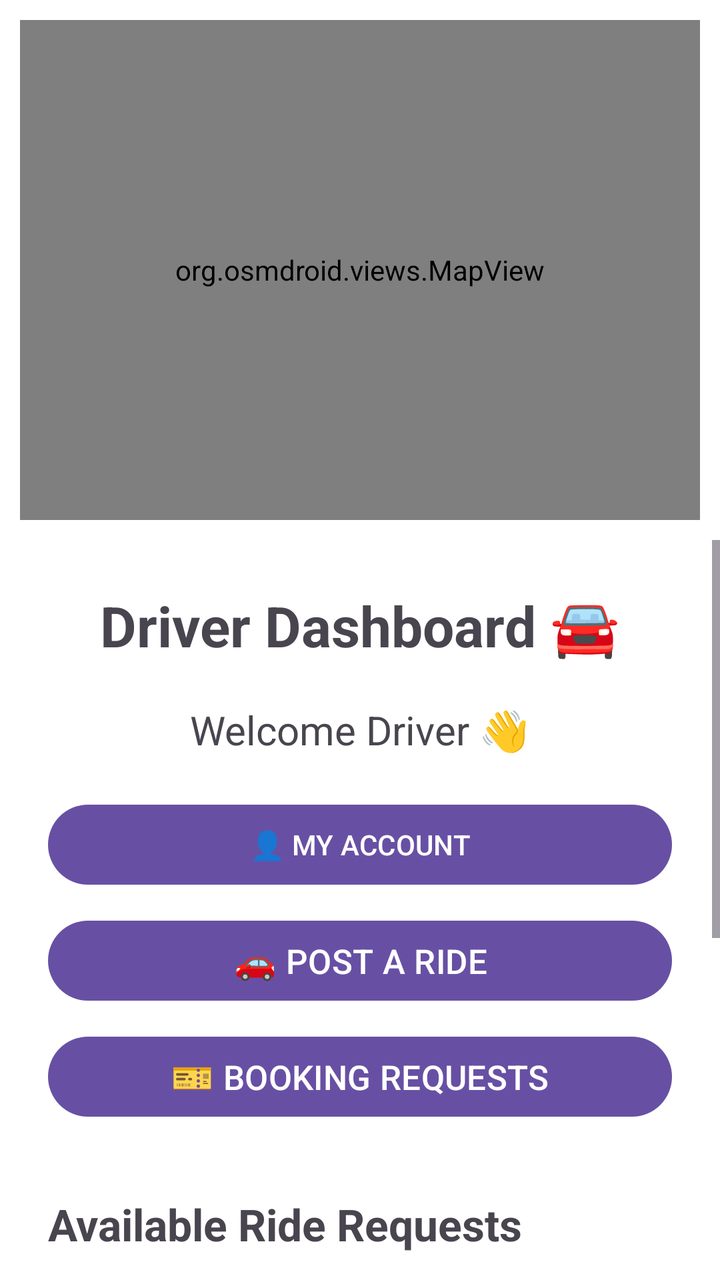
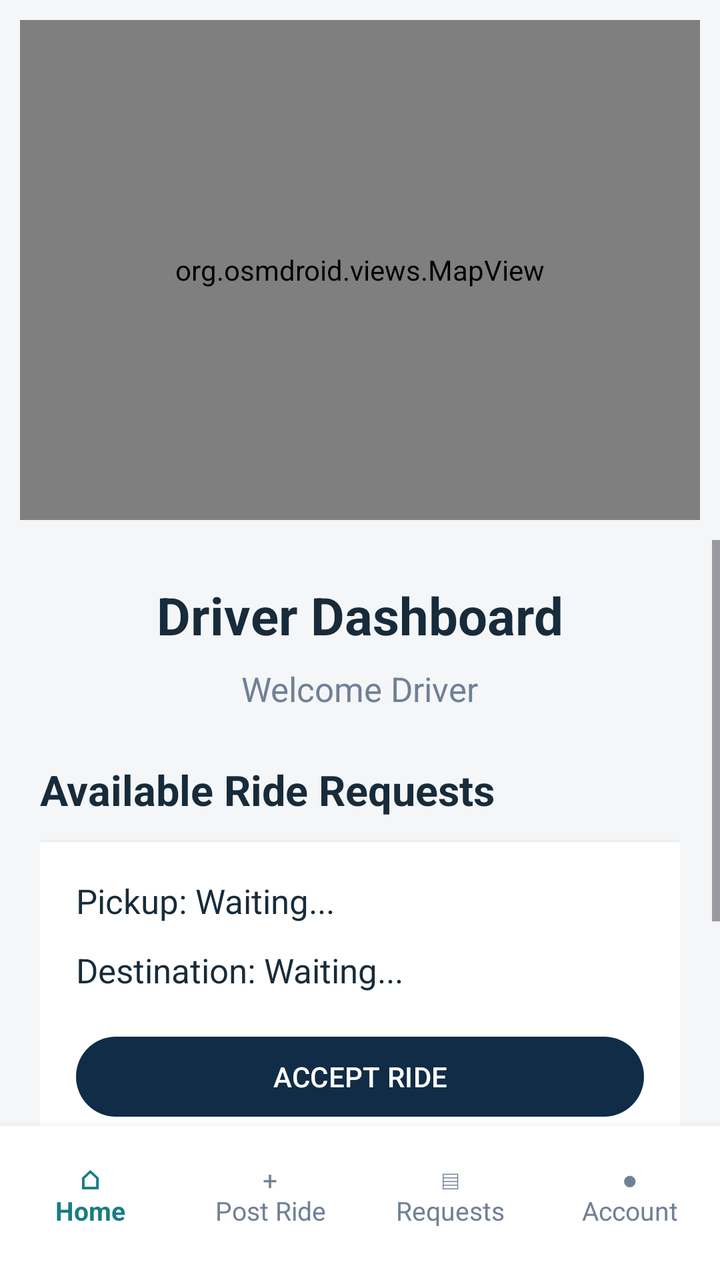

Before-and-after screenshots of an Android layout around one commit, followed by the original layout XML and the change that was made.
<!-- AndroidManifest.xml: application theme Theme.RideConnect -->
<!-- res/layout/activity_driver_dashboard.xml -->
<?xml version="1.0" encoding="utf-8"?>
<LinearLayout
    xmlns:android="http://schemas.android.com/apk/res/android"
    android:layout_width="match_parent"
    android:layout_height="match_parent"
    android:orientation="vertical"
    android:background="#FFFFFF">

    <org.osmdroid.views.MapView
        android:id="@+id/driverMap"
        android:layout_width="match_parent"
        android:layout_height="250dp"
        android:layout_margin="10dp" />

    <ScrollView
        android:layout_width="match_parent"
        android:layout_height="0dp"
        android:layout_weight="1"
        android:fillViewport="true">

        <LinearLayout
            android:layout_width="match_parent"
            android:layout_height="wrap_content"
            android:orientation="vertical"
            android:padding="24dp">

            <TextView
                android:layout_width="wrap_content"
                android:layout_height="wrap_content"
                android:text="Driver Dashboard 🚘"
                android:textSize="28sp"
                android:textStyle="bold"
                android:layout_gravity="center_horizontal"/>

            <TextView
                android:id="@+id/welcomeDriverText"
                android:layout_width="wrap_content"
                android:layout_height="wrap_content"
                android:text="Welcome Driver 👋"
                android:textSize="20sp"
                android:layout_marginTop="20dp"
                android:layout_gravity="center_horizontal"/>

            <Button
                android:id="@+id/accountButton"
                android:layout_width="match_parent"
                android:layout_height="wrap_content"
                android:text="👤 MY ACCOUNT"
                android:layout_marginTop="20dp"/>

            <Button
                android:id="@+id/postRideButton"
                android:layout_width="match_parent"
                android:layout_height="wrap_content"
                android:text="🚗 POST A RIDE"
                android:textSize="17sp"
                android:layout_marginTop="10dp"/>

            <Button
                android:id="@+id/bookingRequestsButton"
                android:layout_width="match_parent"
                android:layout_height="wrap_content"
                android:text="🎫 BOOKING REQUESTS"
                android:textSize="17sp"
                android:layout_marginTop="10dp"/>

            <TextView
                android:layout_width="wrap_content"
                android:layout_height="wrap_content"
                android:text="Available Ride Requests"
                android:textSize="22sp"
                android:textStyle="bold"
                android:layout_marginTop="35dp"/>

            <LinearLayout
                android:id="@+id/rideRequestContainer"
                android:layout_width="match_parent"
                android:layout_height="wrap_content"
                android:orientation="vertical"
                android:padding="20dp"
                android:layout_marginTop="15dp"
                android:background="#EEEEEE">

                <TextView
                    android:id="@+id/pickupText"
                    android:layout_width="match_parent"
                    android:layout_height="wrap_content"
                    android:text="Pickup: Waiting..."
                    android:textSize="18sp"/>

                <TextView
                    android:id="@+id/destinationText"
                    android:layout_width="match_parent"
                    android:layout_height="wrap_content"
                    android:text="Destination: Waiting..."
                    android:textSize="18sp"
                    android:layout_marginTop="10dp"/>

                <Button
                    android:id="@+id/acceptRideButton"
                    android:layout_width="match_parent"
                    android:layout_height="wrap_content"
                    android:layout_marginTop="20dp"
                    android:text="ACCEPT RIDE" />

                <Button
                    android:id="@+id/startRideButton"
                    android:layout_width="match_parent"
                    android:layout_height="wrap_content"
                    android:text="Start Ride"
                    android:layout_marginTop="15dp"
                    android:enabled="false"/>

                <Button
                    android:id="@+id/completeRideButton"
                    android:layout_width="match_parent"
                    android:layout_height="wrap_content"
                    android:text="Complete Ride"
                    android:layout_marginTop="15dp"
                    android:enabled="false"/>

            </LinearLayout>

        </LinearLayout>

    </ScrollView>

</LinearLayout>
<!-- resources referenced by this layout -->
<resources>
  <style name="Theme.RideConnect" parent="Base.Theme.RideConnect" />
  <style name="Base.Theme.RideConnect" parent="Theme.Material3.DayNight.NoActionBar">
          
          
      </style>
</resources>

<!-- the commit's change to res/layout/activity_driver_dashboard.xml (unified diff, before → after) -->
@@ -4,14 +4,16 @@
     android:layout_width="match_parent"
     android:layout_height="match_parent"
     android:orientation="vertical"
-    android:background="#FFFFFF">
+    android:background="@color/screen_background">
 
+    
     <org.osmdroid.views.MapView
         android:id="@+id/driverMap"
         android:layout_width="match_parent"
         android:layout_height="250dp"
         android:layout_margin="10dp" />
 
+    
     <ScrollView
         android:layout_width="match_parent"
         android:layout_height="0dp"
@@ -22,102 +24,109 @@
             android:layout_width="match_parent"
             android:layout_height="wrap_content"
             android:orientation="vertical"
-            android:padding="24dp">
+            android:padding="20dp">
 
             <TextView
                 android:layout_width="wrap_content"
                 android:layout_height="wrap_content"
-                android:text="Driver Dashboard 🚘"
-                android:textSize="28sp"
+                android:text="Driver Dashboard"
+                android:textColor="@color/text_primary"
+                android:textSize="26sp"
                 android:textStyle="bold"
-                android:layout_gravity="center_horizontal"/>
+                android:layout_gravity="center_horizontal" />
 
             <TextView
                 android:id="@+id/welcomeDriverText"
                 android:layout_width="wrap_content"
                 android:layout_height="wrap_content"
-                android:text="Welcome Driver 👋"
-                android:textSize="20sp"
-                android:layout_marginTop="20dp"
-                android:layout_gravity="center_horizontal"/>
+                android:text="Welcome Driver"
+                android:textColor="@color/text_secondary"
+                android:textSize="17sp"
+                android:layout_marginTop="8dp"
+                android:layout_gravity="center_horizontal" />
+
+            
 
             <Button
                 android:id="@+id/accountButton"
                 android:layout_width="match_parent"
                 android:layout_height="wrap_content"
-                android:text="👤 MY ACCOUNT"
-                android:layout_marginTop="20dp"/>
+                android:text="MY ACCOUNT"
+                android:visibility="gone" />
 
             <Button
                 android:id="@+id/postRideButton"
                 android:layout_width="match_parent"
                 android:layout_height="wrap_content"
-                android:text="🚗 POST A RIDE"
-                android:textSize="17sp"
-                android:layout_marginTop="10dp"/>
+                android:text="POST A RIDE"
+                android:visibility="gone" />
 
             <Button
                 android:id="@+id/bookingRequestsButton"
                 android:layout_width="match_parent"
                 android:layout_height="wrap_content"
-                android:text="🎫 BOOKING REQUESTS"
-                android:textSize="17sp"
-                android:layout_marginTop="10dp"/>
+                android:text="BOOKING REQUESTS"
+                android:visibility="gone" />
 
+            
             <TextView
                 android:layout_width="wrap_content"
                 android:layout_height="wrap_content"
                 android:text="Available Ride Requests"
-                android:textSize="22sp"
+                android:textColor="@color/text_primary"
+                android:textSize="21sp"
                 android:textStyle="bold"
-                android:layout_marginTop="35dp"/>
+                android:layout_marginTop="25dp" />
 
             <LinearLayout
                 android:id="@+id/rideRequestContainer"
                 android:layout_width="match_parent"
                 android:layout_height="wrap_content"
                 android:orientation="vertical"
-                android:padding="20dp"
-                android:layout_marginTop="15dp"
-                android:background="#EEEEEE">
+                android:padding="18dp"
+                android:layout_marginTop="12dp"
+                android:background="@color/card_white"
+                android:elevation="3dp">
 
                 <TextView
                     android:id="@+id/pickupText"
                     android:layout_width="match_parent"
                     android:layout_height="wrap_content"
                     android:text="Pickup: Waiting..."
-                    android:textSize="18sp"/>
+                    android:textColor="@color/text_primary"
+                    android:textSize="17sp" />
 
                 <TextView
                     android:id="@+id/destinationText"
                     android:layout_width="match_parent"
                     android:layout_height="wrap_content"
                     android:text="Destination: Waiting..."
-                    android:textSize="18sp"
-                    android:layout_marginTop="10dp"/>
+                    android:textColor="@color/text_primary"
+                    android:textSize="17sp"
+                    android:layout_marginTop="12dp" />
 
                 <Button
                     android:id="@+id/acceptRideButton"
                     android:layout_width="match_parent"
                     android:layout_height="wrap_content"
-                    android:layout_marginTop="20dp"
+                    android:layout_marginTop="18dp"
                     android:text="ACCEPT RIDE" />
 
                 <Button
                     android:id="@+id/startRideButton"
                     android:layout_width="match_parent"
                     android:layout_height="wrap_content"
-                    android:text="Start Ride"
-                    android:layout_marginTop="15dp"
-                    android:enabled="false"/>
+                    android:text="START RIDE"
+                    android:layout_marginTop="12dp"
+                    android:enabled="false" />
 
                 <Button
                     android:id="@+id/completeRideButton"
                     android:layout_width="match_parent"
                     android:layout_height="wrap_content"
-                    android:text="Complete Ride"
-                    android:layout_marginTop="15dp"
-                    android:enabled="false"/>
+                    android:text="COMPLETE RIDE"
+                    android:layout_marginTop="12dp"
+                    android:enabled="false" />
 
             </LinearLayout>
 
@@ -125,4 +134,63 @@
 
     </ScrollView>
 
+    
+    <LinearLayout
+        android:id="@+id/driverBottomNavigation"
+        android:layout_width="match_parent"
+        android:layout_height="wrap_content"
+        android:orientation="horizontal"
+        android:gravity="center"
+        android:background="@color/card_white"
+        android:elevation="8dp"
+        android:paddingTop="4dp"
+        android:paddingBottom="12dp">
+
+        <TextView
+            android:id="@+id/driverHomeNavItem"
+            android:layout_width="0dp"
+            android:layout_height="61dp"
+            android:layout_weight="1"
+            android:gravity="center"
+            android:text="⌂&#10;Home"
+            android:textColor="@color/teal"
+            android:textStyle="bold"
+            android:textSize="13sp"
+            android:background="?attr/selectableItemBackground" />
+
+        <TextView
+            android:id="@+id/driverPostRideNavItem"
+            android:layout_width="0dp"
+            android:layout_height="61dp"
+            android:layout_weight="1"
+            android:gravity="center"
+            android:text="+&#10;Post Ride"
+            android:textColor="@color/text_secondary"
+            android:textSize="13sp"
+            android:background="?attr/selectableItemBackground" />
+
+        <TextView
+            android:id="@+id/driverRequestsNavItem"
+            android:layout_width="0dp"
+            android:layout_height="61dp"
+            android:layout_weight="1"
+            android:gravity="center"
+            android:text="▤&#10;Requests"
+            android:textColor="@color/text_secondary"
+            android:textSize="13sp"
+            android:background="?attr/selectableItemBackground" />
+
+        <TextView
+            android:id="@+id/driverAccountNavItem"
+            android:layout_width="0dp"
+            android:layout_height="61dp"
+            android:layout_weight="1"
+            android:gravity="center"
+            android:text="●&#10;Account"
+            android:textColor="@color/text_secondary"
+            android:textSize="13sp"
+            android:background="?attr/selectableItemBackground" />
+
+    </LinearLayout>
+
 </LinearLayout>
<!-- resource entries referenced after the edit -->
@@ -1,9 +1,43 @@
 <!-- resources referenced by this layout -->
 <resources>
+  <color name="card_white">#FFFFFF</color>
+  <color name="screen_background">#F4F6F8</color>
+  <color name="teal">#167D83</color>
+  <color name="text_primary">#172B3A</color>
+  <color name="text_secondary">#718096</color>
   <style name="Theme.RideConnect" parent="Base.Theme.RideConnect" />
-  <style name="Base.Theme.RideConnect" parent="Theme.Material3.DayNight.NoActionBar">
+  <style name="Base.Theme.RideConnect" parent="Theme.Material3.Light.NoActionBar">
+  
           
+          <item name="colorPrimary">@color/navy</item>
+          <item name="colorOnPrimary">@color/white</item>
+  
+          <item name="colorSecondary">@color/teal</item>
+          <item name="colorOnSecondary">@color/white</item>
+  
+          <item name="colorTertiary">@color/gold</item>
+          <item name="colorOnTertiary">@color/navy</item>
+  
           
+          <item name="colorSurface">@color/card_white</item>
+          <item name="colorOnSurface">@color/text_primary</item>
+  
+          
+          <item name="android:statusBarColor">@color/navy</item>
+          <item name="android:navigationBarColor">@color/card_white</item>
+  
+          <item name="android:windowLightStatusBar">false</item>
+          <item name="android:windowLightNavigationBar">true</item>
+  
+          
+          <item name="android:windowBackground">@color/screen_background</item>
+  
+          
+          <item name="android:colorAccent">@color/teal</item>
+  
       </style>
+  <color name="navy">#102C46</color>
+  <color name="white">#FFFFFFFF</color>
+  <color name="gold">#F2B84B</color>
 </resources>
 
